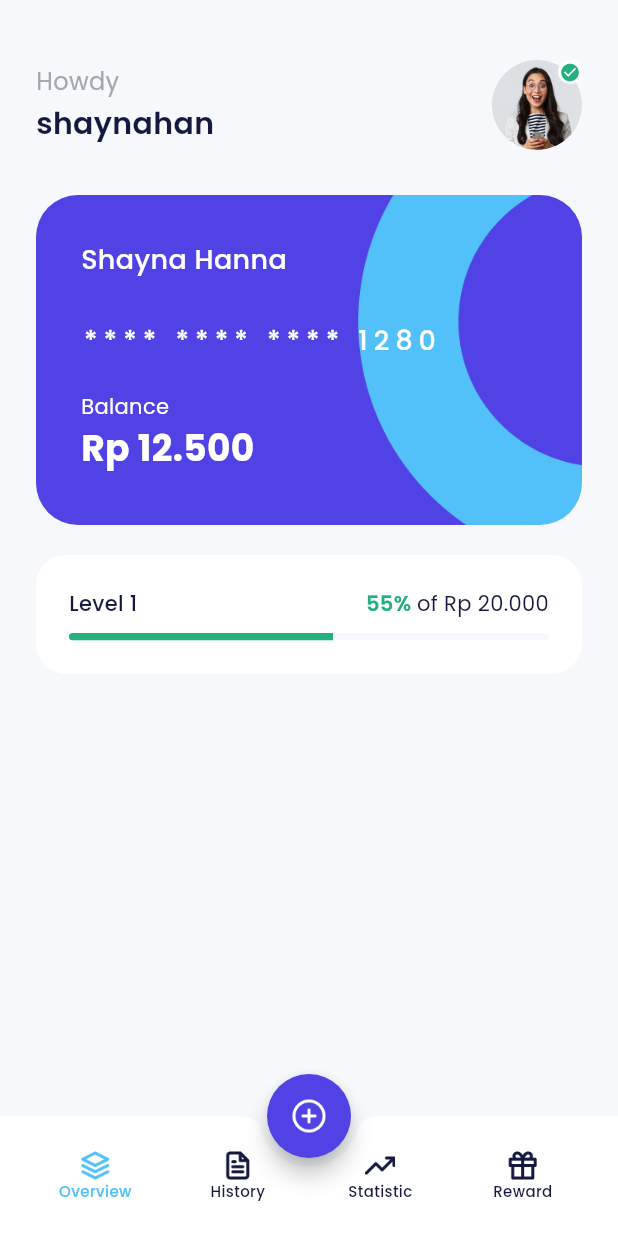
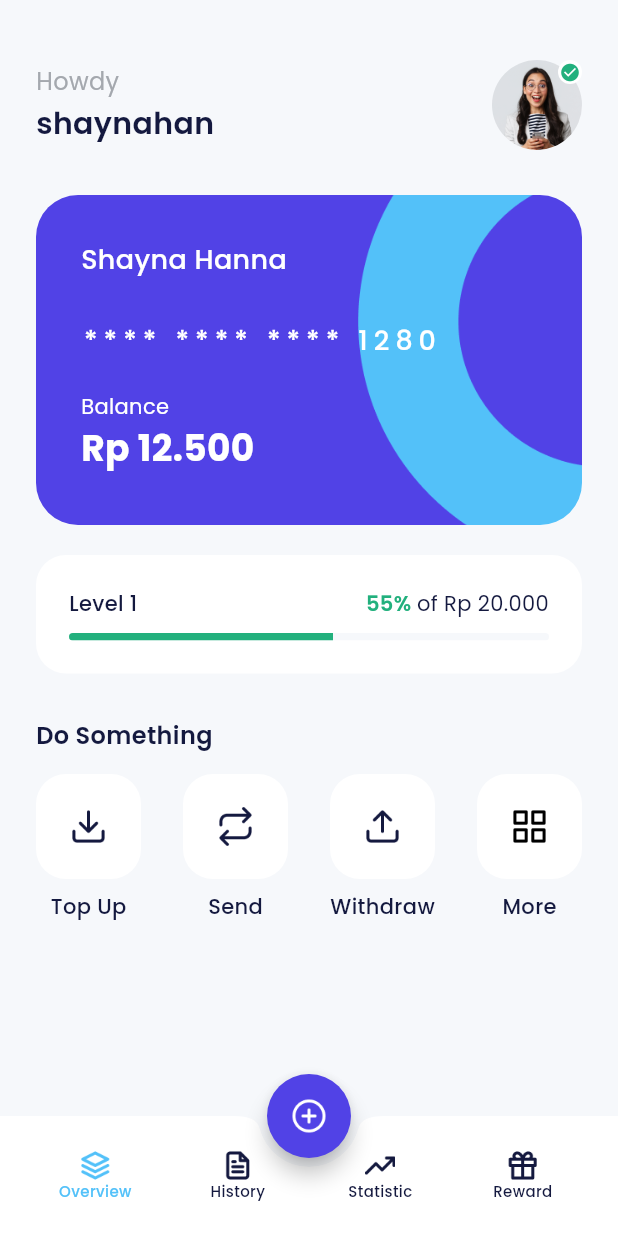
Before and after one commit to shandikadav/bank_sha, a Flutter app: the HomePage screen opened by its route, on a phone screen of 412 x 824 dp. Run offline on Flutter 3.47's test engine with Material 3 defaults, Android fonts, the phone set to English and light mode, and no system bars; our stand-ins replace carousel_slider, google_fonts.

Commit message:
adding widget build services to homepage

```diff
--- a/lib/ui/pages/home_page.dart
+++ b/lib/ui/pages/home_page.dart
@@ -1,4 +1,5 @@
 import 'package:bank_sha/shared/theme/theme.dart';
+import 'package:bank_sha/ui/widgets/home_service_item.dart';
 import 'package:flutter/material.dart';
 
 class HomePage extends StatelessWidget {
@@ -81,6 +82,7 @@ class HomePage extends StatelessWidget {
           buildProfile(),
           buildWalletCard(),
           buildLevel(),
+          buildServices(),
         ],
       ),
     );
@@ -255,4 +257,52 @@ class HomePage extends StatelessWidget {
       ),
     );
   }
+
+  Widget buildServices() {
+    return Container(
+      margin: const EdgeInsets.only(
+        top: 30,
+      ),
+      child: Column(
+        crossAxisAlignment: CrossAxisAlignment.start,
+        children: [
+          Text(
+            'Do Something',
+            style: blackTextStyle.copyWith(
+              fontSize: 16,
+              fontWeight: semiBold,
+            ),
+          ),
+          const SizedBox(
+            height: 14,
+          ),
+          Row(
+            mainAxisAlignment: MainAxisAlignment.spaceBetween,
+            children: [
+              HomeServiceItem(
+                iconUrl: 'assets/ic_topup.png',
+                title: 'Top Up',
+                onTap: () {},
+              ),
+              HomeServiceItem(
+                iconUrl: 'assets/ic_send.png',
+                title: 'Send',
+                onTap: () {},
+              ),
+              HomeServiceItem(
+                iconUrl: 'assets/ic_withdraw.png',
+                title: 'Withdraw',
+                onTap: () {},
+              ),
+              HomeServiceItem(
+                iconUrl: 'assets/ic_more.png',
+                title: 'More',
+                onTap: () {},
+              ),
+            ],
+          ),
+        ],
+      ),
+    );
+  }
 }
--- /dev/null
+++ b/lib/ui/widgets/home_service_item.dart
@@ -0,0 +1,46 @@
+import 'package:bank_sha/shared/theme/theme.dart';
+import 'package:flutter/material.dart';
+
+class HomeServiceItem extends StatelessWidget {
+  final String iconUrl;
+  final String title;
+  final VoidCallback? onTap;
+
+  const HomeServiceItem({
+    super.key,
+    required this.iconUrl,
+    required this.title,
+    this.onTap,
+  });
+
+  @override
+  Widget build(BuildContext context) {
+    return Column(
+      children: [
+        Container(
+          width: 70,
+          height: 70,
+          margin: const EdgeInsets.only(
+            bottom: 8,
+          ),
+          decoration: BoxDecoration(
+            borderRadius: BorderRadius.circular(20),
+            color: whiteColor,
+          ),
+          child: Center(
+            child: Image.asset(
+              iconUrl,
+              width: 26,
+            ),
+          ),
+        ),
+        Text(
+          title,
+          style: blackTextStyle.copyWith(
+            fontWeight: medium,
+          ),
+        ),
+      ],
+    );
+  }
+}
```
